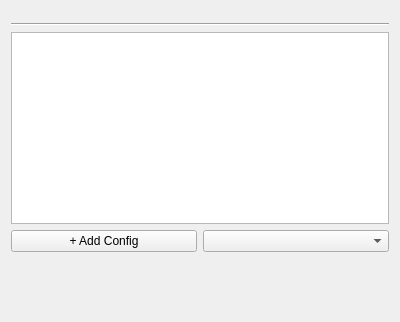
Above: atef/ui/configuration_group_page.ui from pcdshub/atef before the change. Below: the same form after it.
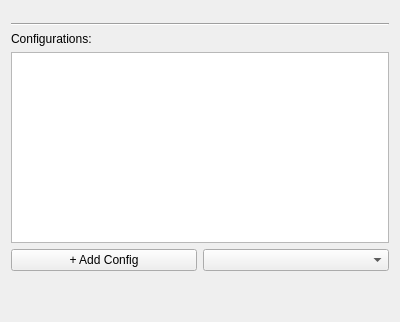
That is the form after the change.

The edit to the form file:
```diff
--- a/atef/ui/configuration_group_page.ui
+++ b/atef/ui/configuration_group_page.ui
@@ -28,7 +28,21 @@
     </widget>
    </item>
    <item>
-    <widget class="QTableWidget" name="config_Table"/>
+    <widget class="QLabel" name="label">
+     <property name="text">
+      <string>Configurations:</string>
+     </property>
+    </widget>
+   </item>
+   <item>
+    <widget class="QTableWidget" name="config_Table">
+     <property name="sizePolicy">
+      <sizepolicy hsizetype="Preferred" vsizetype="Preferred">
+       <horstretch>0</horstretch>
+       <verstretch>0</verstretch>
+      </sizepolicy>
+     </property>
+    </widget>
    </item>
    <item>
     <layout class="QHBoxLayout" name="horizontalLayout">
```
